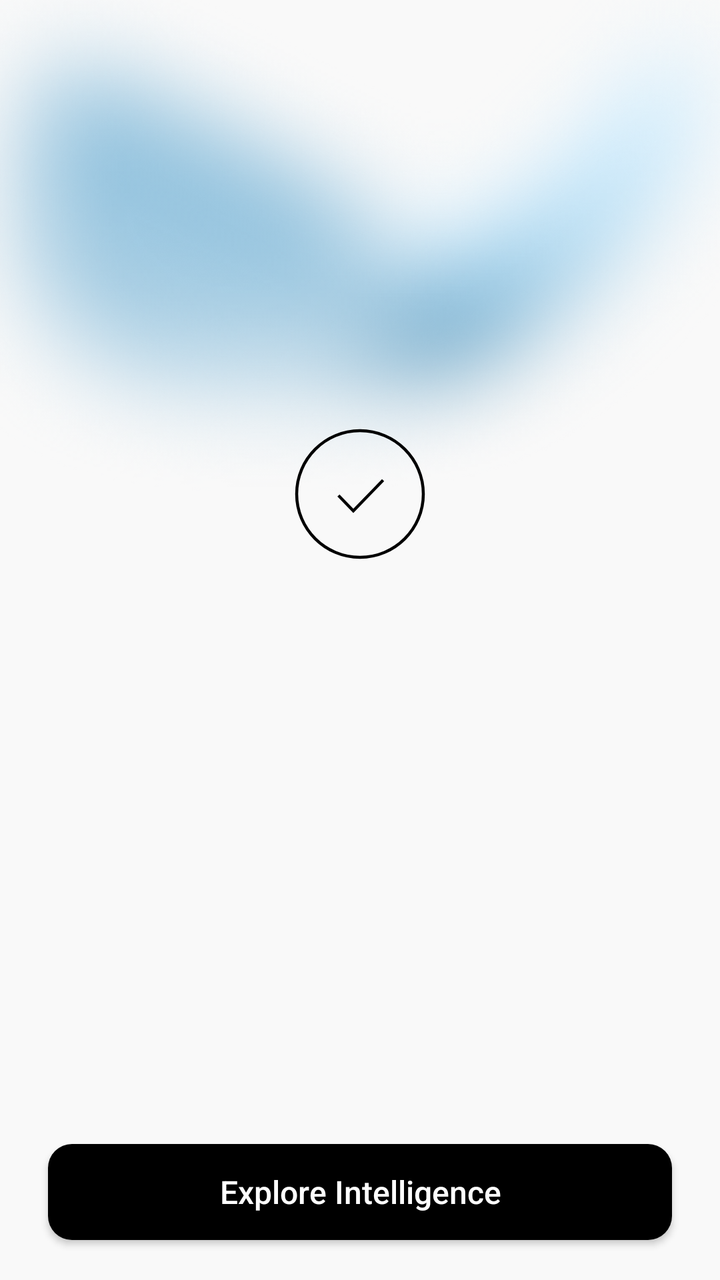
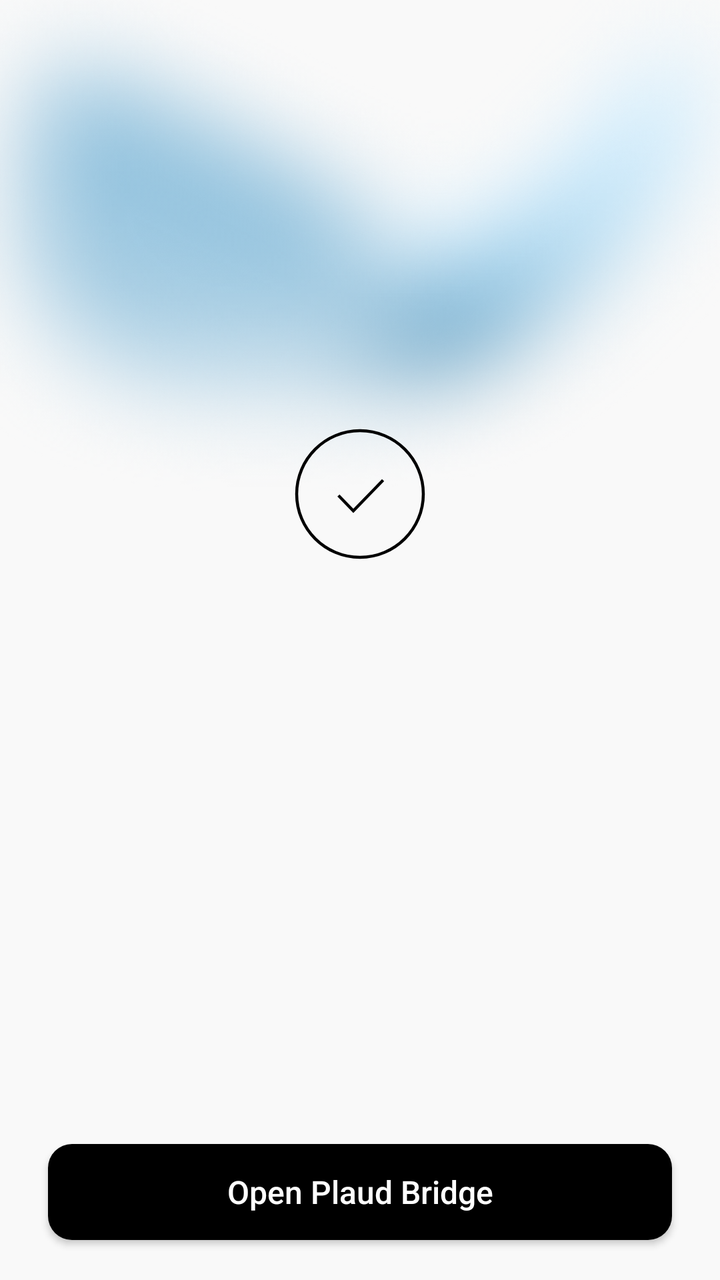

Screens rendered from an Android XML layout before and after an edit, with the pre-edit source and the edit as a unified diff.
<!-- AndroidManifest.xml: application theme Theme.PlaudBridge -->
<!-- res/layout/activity_onboarding_success.xml -->
<?xml version="1.0" encoding="utf-8"?>
<FrameLayout xmlns:android="http://schemas.android.com/apk/res/android"
    xmlns:app="http://schemas.android.com/apk/res-auto"
    android:layout_width="match_parent"
    android:layout_height="match_parent"
    android:background="@color/bg_primary">

    
    <ImageView
        android:id="@+id/topDecoration"
        android:layout_width="match_parent"
        android:layout_height="280dp"
        android:layout_gravity="center_horizontal|top"
        android:layout_marginTop="-30dp"
        android:contentDescription="@null"
        android:scaleType="centerCrop"
        android:src="@drawable/success_bg_ellipse" />

    
    <LinearLayout
        android:layout_width="match_parent"
        android:layout_height="wrap_content"
        android:layout_gravity="center"
        android:gravity="center_horizontal"
        android:orientation="vertical"
        android:paddingBottom="60dp">

        
        <ImageView
            android:id="@+id/checkIcon"
            android:layout_width="80dp"
            android:layout_height="80dp"
            android:contentDescription="Success"
            android:src="@drawable/ic_check_circle" />

        
        <TextView
            android:id="@+id/titleLabel"
            android:layout_width="wrap_content"
            android:layout_height="wrap_content"
            android:layout_marginTop="24dp"
            android:alpha="0"
            android:fontFamily="sans-serif-light"
            android:text="@string/youre_all_set"
            android:textColor="@color/text_primary"
            android:textSize="24sp" />

        
        <TextView
            android:id="@+id/subtitleLabel"
            android:layout_width="wrap_content"
            android:layout_height="wrap_content"
            android:layout_marginTop="12dp"
            android:alpha="0"
            android:fontFamily="sans-serif"
            android:gravity="center"
            android:lineSpacingExtra="4dp"
            android:text="@string/success_subtitle"
            android:textColor="@color/text_secondary"
            android:textSize="13sp" />
    </LinearLayout>

    
    <Button
        android:id="@+id/exploreButton"
        android:layout_width="match_parent"
        android:layout_height="48dp"
        android:layout_gravity="bottom|center_horizontal"
        android:layout_marginStart="24dp"
        android:layout_marginEnd="24dp"
        android:layout_marginBottom="20dp"
        android:background="@drawable/bg_primary_button"
        app:backgroundTint="@null"
        android:fontFamily="sans-serif-medium"
        android:text="@string/explore_intelligence"
        android:textAllCaps="false"
        android:textColor="@color/white"
        android:textSize="16sp" />

</FrameLayout>
<!-- resources referenced by this layout -->
<resources>
  <color name="bg_primary">#F9F9F9</color>
  <color name="text_primary">#1F1F1F</color>
  <color name="text_secondary">#A3A3A3</color>
  <color name="white">#FFFFFF</color>
  <!-- drawable bg_primary_button (drawable) -->
  <?xml version="1.0" encoding="utf-8"?>
  <shape xmlns:android="http://schemas.android.com/apk/res/android"
      android:shape="rectangle">
      <solid android:color="@color/black" />
      <corners android:radius="12dp" />
  </shape>
  <!-- drawable ic_check_circle (drawable) -->
  <?xml version="1.0" encoding="utf-8"?>
  <vector xmlns:android="http://schemas.android.com/apk/res/android"
      android:width="80dp"
      android:height="80dp"
      android:viewportWidth="80"
      android:viewportHeight="80">
      <path
          android:pathData="M40,71.6667C57.489,71.6667 71.6667,57.489 71.6667,40C71.6667,22.511 57.489,8.33333 40,8.33333C22.511,8.33333 8.33333,22.511 8.33333,40C8.33333,57.489 22.511,71.6667 40,71.6667Z"
          android:strokeColor="#000000"
          android:strokeWidth="1.5"
          android:strokeLineCap="round"
          android:strokeLineJoin="round"
          android:fillColor="@android:color/transparent" />
      <path
          android:pathData="M51.5385,33.0769L36.6667,48.4615L29.2308,40.7692"
          android:strokeColor="#000000"
          android:strokeWidth="1.5"
          android:fillColor="@android:color/transparent" />
  </vector>
  <!-- drawable success_bg_ellipse: png bitmap (drawable, 975245 bytes) -->
  <string name="explore_intelligence">Explore Intelligence</string>
  <string name="success_subtitle">Your device is connected and ready to use.</string>
  <string name="youre_all_set">You\'re all set!</string>
  <style name="Theme.PlaudBridge" parent="Theme.MaterialComponents.Light.NoActionBar">
          <item name="colorPrimary">#1F1F1F</item>
          <item name="colorPrimaryVariant">#1F1F1F</item>
          <item name="colorOnPrimary">#FFFFFF</item>
          <item name="colorSecondary">#6CAE85</item>
          <item name="colorOnSecondary">#FFFFFF</item>
          <item name="android:windowBackground">@color/bg_primary</item>
          <item name="android:statusBarColor">@color/bg_primary</item>
          <item name="android:windowLightStatusBar">true</item>
          <item name="windowActionBar">false</item>
          <item name="windowNoTitle">true</item>
      </style>
  <color name="black">#000000</color>
</resources>

<!-- the commit's change to res/layout/activity_onboarding_success.xml (unified diff, before → after) -->
@@ -30,7 +30,7 @@
             android:id="@+id/checkIcon"
             android:layout_width="80dp"
             android:layout_height="80dp"
-            android:contentDescription="Success"
+            android:contentDescription="@null"
             android:src="@drawable/ic_check_circle" />
 
         
<!-- resource entries referenced after the edit -->
@@ -32,8 +32,8 @@
           android:fillColor="@android:color/transparent" />
   </vector>
   <!-- drawable success_bg_ellipse: png bitmap (drawable, 975245 bytes) -->
-  <string name="explore_intelligence">Explore Intelligence</string>
-  <string name="success_subtitle">Your device is connected and ready to use.</string>
+  <string name="explore_intelligence">Open Plaud Bridge</string>
+  <string name="success_subtitle">Your recorder is connected and ready to use.</string>
   <string name="youre_all_set">You\'re all set!</string>
   <style name="Theme.PlaudBridge" parent="Theme.MaterialComponents.Light.NoActionBar">
           <item name="colorPrimary">#1F1F1F</item>
